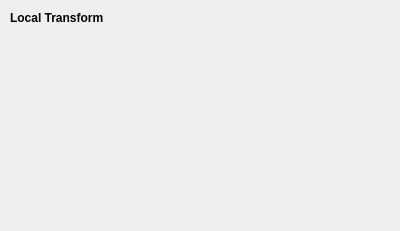
Old version of the form Editor/transformwidget.ui in the repository gnleece/Dogwood.
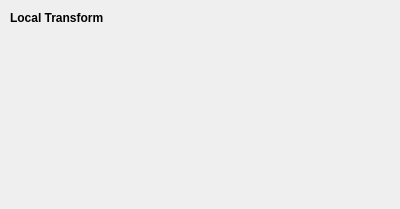
New version of the form.

```diff
--- a/Editor/transformwidget.ui
+++ b/Editor/transformwidget.ui
@@ -7,7 +7,7 @@
     <x>0</x>
     <y>0</y>
     <width>400</width>
-    <height>231</height>
+    <height>209</height>
    </rect>
   </property>
   <property name="windowTitle">
@@ -35,10 +35,10 @@
   <widget class="QWidget" name="verticalLayoutWidget">
    <property name="geometry">
     <rect>
-     <x>10</x>
+     <x>30</x>
      <y>30</y>
-     <width>381</width>
-     <height>191</height>
+     <width>361</width>
+     <height>171</height>
     </rect>
    </property>
    <layout class="QVBoxLayout" name="verticalLayout"/>
```
